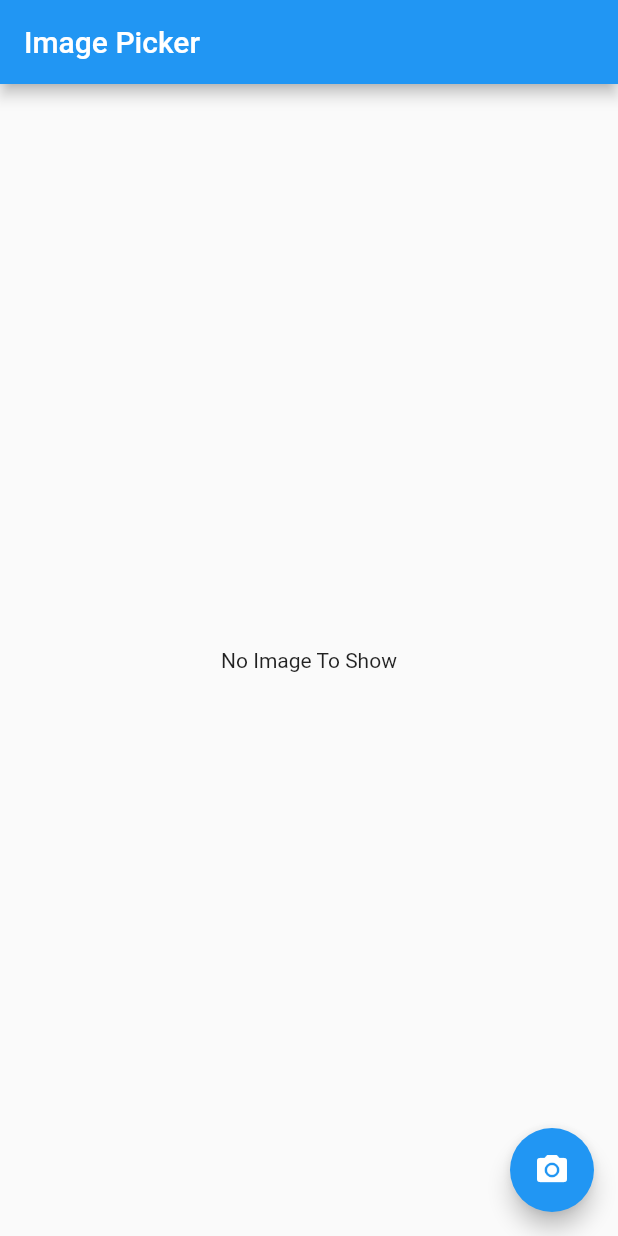
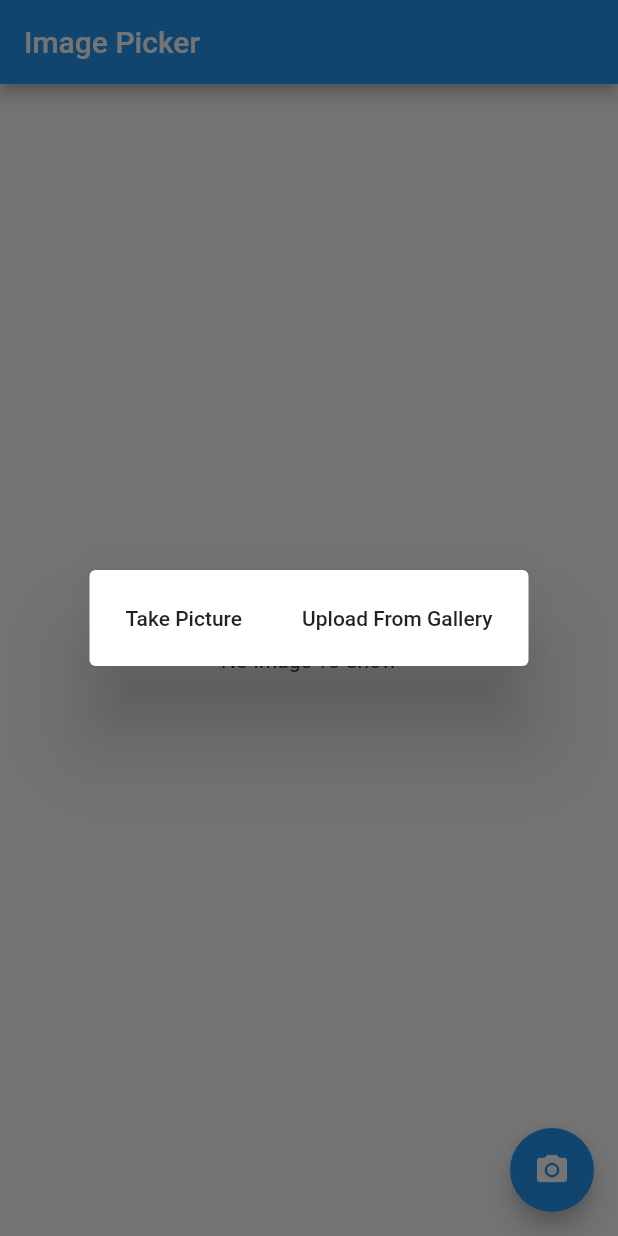
Before and after one commit to efollette/growio, a Flutter app: the screen it shows after launch, after a tap on the "camera alt" icon, on a phone screen of 412 x 824 dp. Run offline on Flutter 3.47's test engine with Material 2 defaults, Android fonts, the phone set to English and light mode, and no system bars; our stand-ins replace image_picker.

```diff
--- a/lib/ui/Camera.dart
+++ b/lib/ui/Camera.dart
@@ -15,6 +15,7 @@ class CameraState extends State<Camera> {
   picker() async{
     print('Picker is called');
     File img= await ImagePicker.pickImage(source: ImageSource.gallery);
+    print('Imageexec');
     if(img!=null){
       image=img;
       print(img.path);
@@ -28,6 +29,34 @@ class CameraState extends State<Camera> {
       });
     }
   }
+
+  void _showDialog() {
+    // flutter defined function
+    showDialog(
+      context: context,
+      builder: (BuildContext context) {
+        // return object of type Dialog
+        return AlertDialog(
+          actions: <Widget>[
+            // usually buttons at the bottom of the dialog
+            new FlatButton(
+              child: new Text("Take Picture"),
+              onPressed: () {
+                Navigator.of(context).pop();
+              },
+            ),
+            new FlatButton(
+              child: new Text("Upload From Gallery"),
+              onPressed: () {
+                Navigator.of(context).pop();
+              },
+            ),
+          ],
+        );
+      },
+    );
+  }
+
   @override
   Widget build(BuildContext context) {
     return new MaterialApp(
@@ -41,7 +70,7 @@ class CameraState extends State<Camera> {
           ),
         ),
         floatingActionButton: new FloatingActionButton(
-          onPressed: picker,
+          onPressed: _showDialog,
           child: new Icon(Icons.camera_alt),
         ),
       ),
```
Also changed, not shown: 1 other file.
